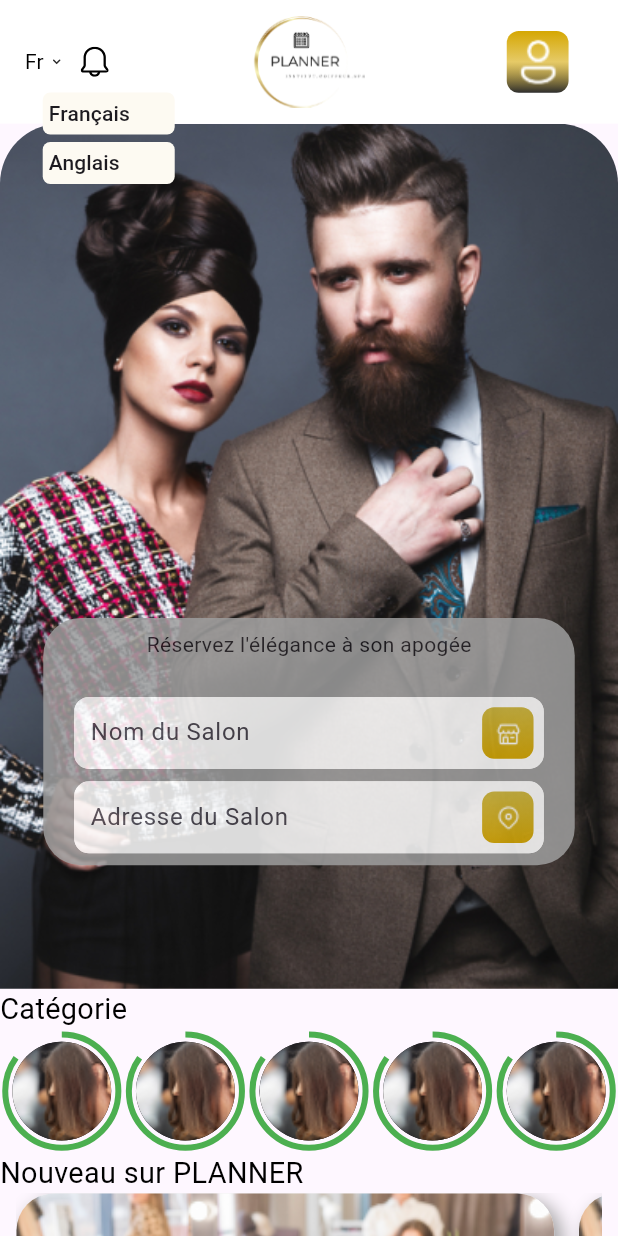
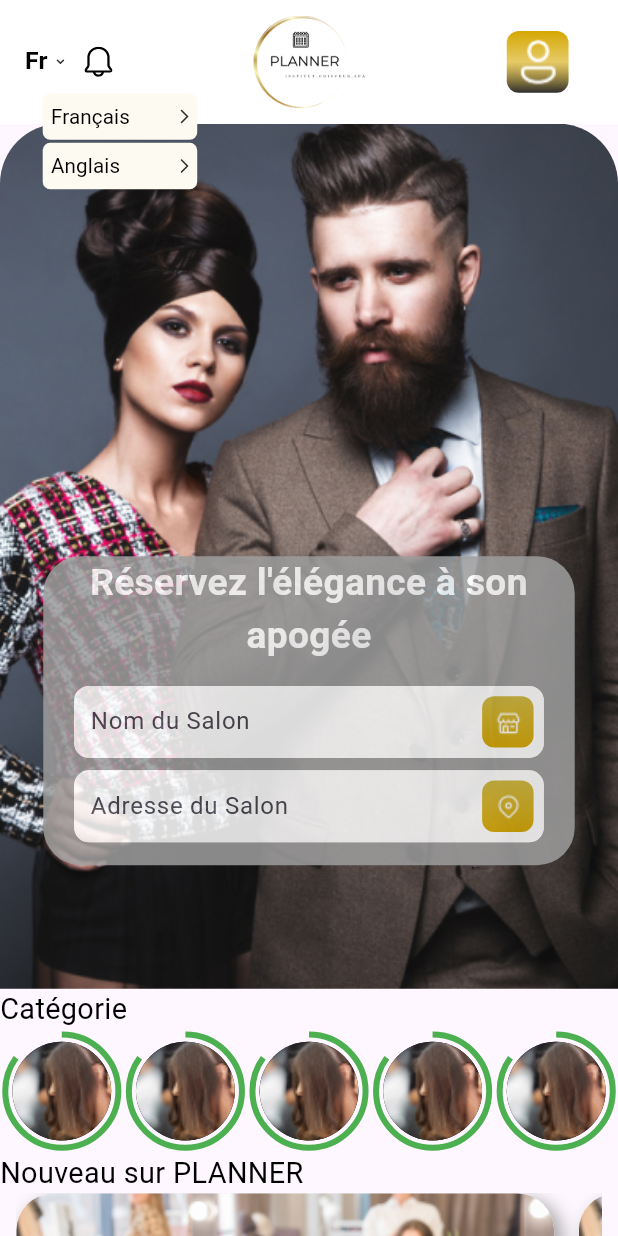
Before and after one commit to MajjaneAgence/shayplanner, a Flutter app: the HomeScreen screen opened by its route, after a tap on "Fr", on a phone screen of 412 x 824 dp. Run offline on Flutter 3.47's test engine with Material 3 defaults, Android fonts, the light colour scheme and no system bars; our stand-ins replace flutter_svg, get; Roboto replaces fonts that are missing (Montserrat-regular); statements that could not run were skipped; project files that could hold a hidden picture were left out.

Commit message:
before quiting office 13/02/2024

```diff
--- a/lib/components/home/home_screen.dart
+++ b/lib/components/home/home_screen.dart
@@ -47,9 +47,20 @@ class HomeScreen extends StatelessWidget {
                             decoration: BoxDecoration(
                                 color: Color.fromRGBO(253, 250, 242, 1),
                                 borderRadius: BorderRadius.circular(5.0)),
-                            padding: EdgeInsets.all(4),
-                            width: double.infinity,
-                            child: Text(str),
+                            padding: EdgeInsets.all(4.0.sp),
+                            width: 25.0.wp,
+                            child: Row(
+                              mainAxisAlignment: MainAxisAlignment.spaceBetween,
+                              children: [
+                                ThemeText(
+                                    theText: str,
+                                    thefontSize: 10.0.sp,
+                                    theColor: black),
+                                SizedBox(width: 5.0.sp),
+                                SvgPicture.asset(
+                                    "assets/icons/language_chose_arrow.svg")
+                              ],
+                            ),
                           ),
                         );
                       }).toList();
@@ -58,11 +69,16 @@ class HomeScreen extends StatelessWidget {
                       mainAxisSize: MainAxisSize.min,
                       children: <Widget>[
                         homeController.selectedLanguage.value == "Fr"
-                            ? Text(
-                                "Fr",
-                                style: TextStyle(color: Colors.black),
-                              )
-                            : Text("An", style: TextStyle(color: Colors.black)),
+                            ? ThemeText(
+                                theText: "Fr",
+                                thefontSize: 12.0.sp,
+                                theColor: black,
+                                theFontWeight: FontWeight.bold)
+                            : ThemeText(
+                                theText: "An",
+                                thefontSize: 12.0.sp,
+                                theColor: black,
+                                theFontWeight: FontWeight.bold),
                         SizedBox(width: 4.0.sp),
                         SvgPicture.asset("assets/icons/drop_down.svg"),
                       ],
@@ -140,7 +156,7 @@ class HomeScreen extends StatelessWidget {
                   opacity: 0.85,
                   child: Container(
                     margin: EdgeInsets.only(
-                        top: 40.0.hp,
+                        top: 35.0.hp,
                         left: 7.0.wp,
                         right: 7.0.wp,
                         bottom: 10.0.hp),
@@ -157,8 +173,13 @@ class HomeScreen extends StatelessWidget {
                     child: Column(
                         mainAxisAlignment: MainAxisAlignment.center,
                         children: [
-                          Text("Réservez l'élégance à son apogée"),
-                          SizedBox(height: 3.0.hp),
+                          ThemeText(
+                              theText: "Réservez l'élégance à son apogée",
+                              thefontSize: 18.0.sp,
+                              theColor: white,
+                              theFontWeight: FontWeight.bold,
+                              theTextAlign: TextAlign.center,),
+                          SizedBox(height: 2.0.hp),
                           ThemeInput(
                             theLabelText: "Nom du Salon",
                             theHintText: "Nom du salon",
@@ -199,6 +220,7 @@ class HomeScreen extends StatelessWidget {
                             theFloatingLabelBehaviour:
                                 FloatingLabelBehavior.never,
                           ),
+                          SizedBox(height: 2.0.hp),
                         ]),
                   ),
                 ),
@@ -383,7 +405,7 @@ class HomeScreen extends StatelessWidget {
                   scrollDirection: Axis.horizontal,
                   children: [
                     Container(
-                      margin: EdgeInsets.only(right: 4.0.wp,bottom: 1.0.hp),
+                      margin: EdgeInsets.only(right: 4.0.wp, bottom: 1.0.hp),
                       decoration: BoxDecoration(
                           boxShadow: themeBoxShadowCard,
                           borderRadius: BorderRadius.circular(25)),
@@ -482,7 +504,7 @@ class HomeScreen extends StatelessWidget {
                       ]),
                     ),
                     Container(
-                      margin: EdgeInsets.only(right: 4.0.wp,bottom: 1.0.hp),
+                      margin: EdgeInsets.only(right: 4.0.wp, bottom: 1.0.hp),
                       decoration: BoxDecoration(
                           boxShadow: themeBoxShadowCard,
                           borderRadius: BorderRadius.circular(25)),
--- a/lib/components/introduction/introduction_controller.dart
+++ b/lib/components/introduction/introduction_controller.dart
@@ -1,5 +1,6 @@
 import 'package:get/get.dart';
 import 'package:shayplanner/components/login/login_screen.dart';
+import 'package:shayplanner/components/shops/shops_screen.dart';
 
 class IntroductionController extends GetxController {
   // Data properties (if any)
@@ -7,8 +8,8 @@ class IntroductionController extends GetxController {
   RxString? errorMessage;
 
   // Functions for interaction (e.g., button presses, fetching data)
-  void onButton1Pressed() async {
-    Get.toNamed(LoginScreen.routename);
+  void bookAppointement() async {
+    Get.toNamed(ShopsScreen.routename);
   }
 
   void onButton2Pressed() async {
--- a/lib/components/shops/shops_screen.dart
+++ b/lib/components/shops/shops_screen.dart
@@ -174,7 +174,7 @@ class ShopsScreen extends StatelessWidget {
                                 ),
                               ),
                               Container(
-                                width: 10.0.wp,
+                                width: 20.0.wp,
                                 child:
                               ThemeButton(
                                   theContent: Container(
--- a/lib/theme/theme_input.dart
+++ b/lib/theme/theme_input.dart
@@ -32,12 +32,12 @@ class ThemeInput extends StatelessWidget {
       decoration: InputDecoration(
         labelText: theLabelText ?? '',
         hintText: theHintText,
+        fillColor: white,
        floatingLabelBehavior: theFloatingLabelBehaviour ??  FloatingLabelBehavior.auto ,
         contentPadding: EdgeInsets.all(theContentPadding),
         border: OutlineInputBorder(
           borderRadius: BorderRadius.circular(10.0),
         ),
-        fillColor: white,
         filled: true,
         suffixIcon: theIconWidget,
         enabledBorder: OutlineInputBorder(
--- a/lib/theme/theme_text.dart
+++ b/lib/theme/theme_text.dart
@@ -7,19 +7,22 @@ class ThemeText extends StatelessWidget {
   Color theColor;
   FontWeight? theFontWeight;
   int? theMaxOfLines;
+  TextAlign? theTextAlign;
   ThemeText({
     Key? key,
     required this.theText,
     required this.thefontSize,
     required this.theColor,
    this.theFontWeight,
-   this.theMaxOfLines
+   this.theMaxOfLines,
+   this.theTextAlign
   }) : super(key: key);
   @override
   Widget build(BuildContext context) {
     return Text(
       theText,
       overflow: TextOverflow.ellipsis,
+      textAlign: theTextAlign ?? TextAlign.start,
       maxLines: theMaxOfLines ?? 2,
       style: TextStyle(
         color: theColor,
```
Also changed, not shown: lib/components/introduction/introduction_screen.dart (+12 -12 lines), assets/icons/language_chose_arrow.svg (added), assets/icons/tiktok.png (added), assets/images/logo.png, assets/images/logo_app_bar.png (added).
